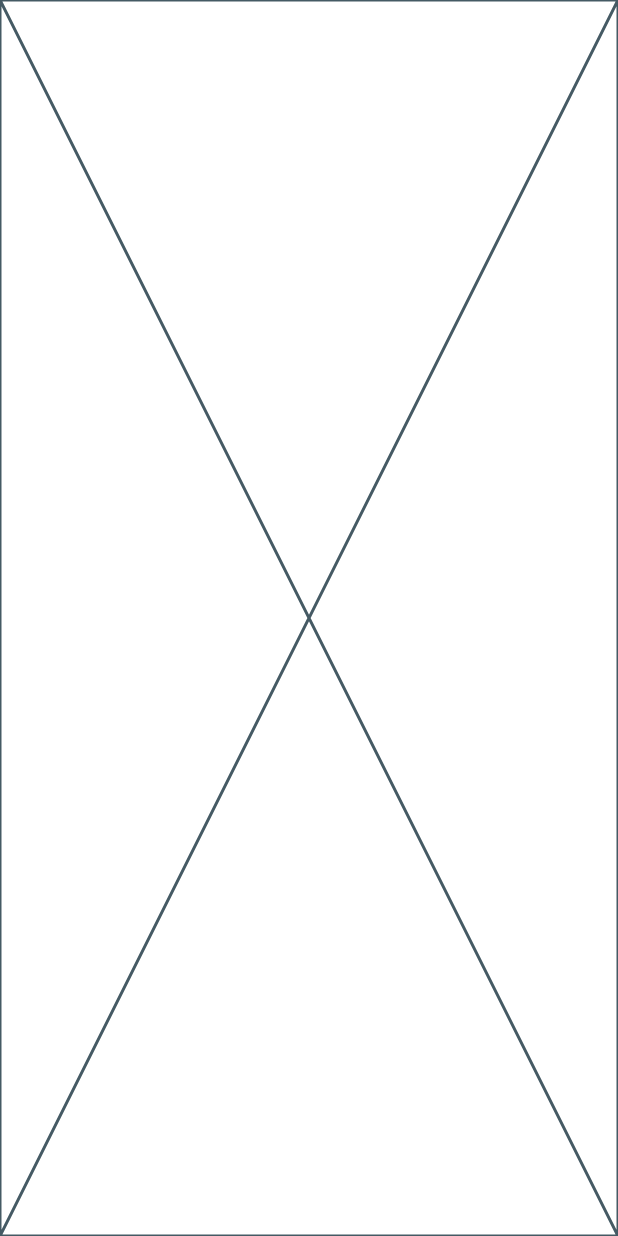
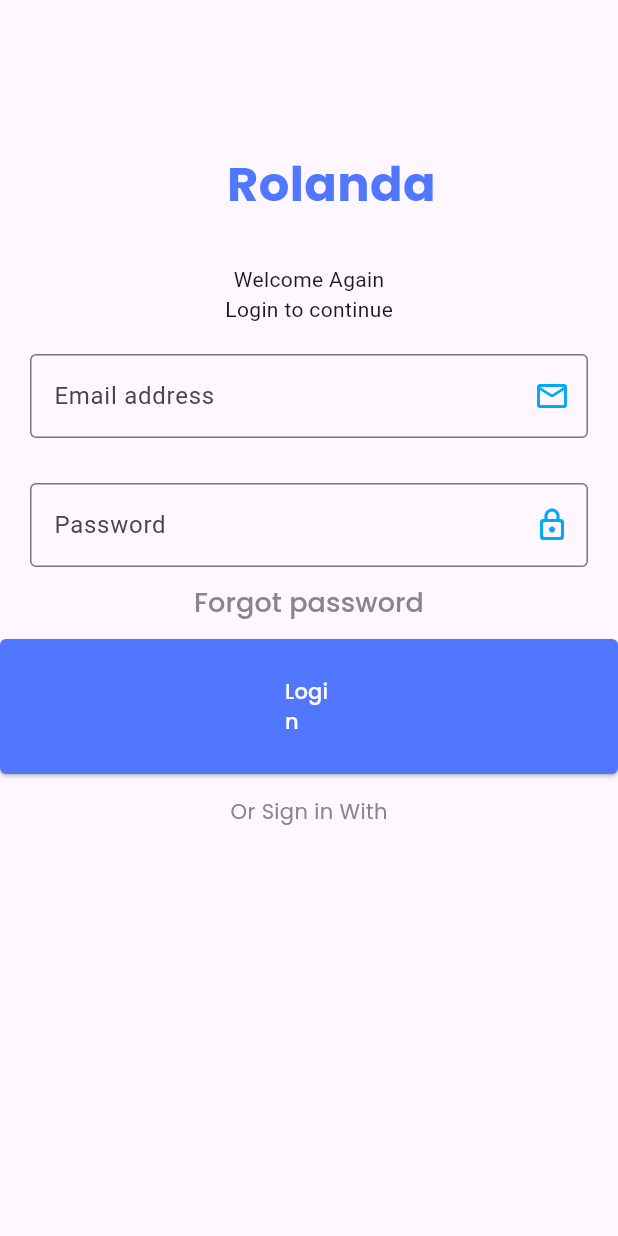
Before and after one commit to MfgIsiaka/aldora, a Flutter app: the screen it shows after launch, on a phone screen of 412 x 824 dp. Run offline on Flutter 3.47's test engine with Material 3 defaults, Android fonts, the phone set to English and light mode, and no system bars; our stand-ins replace google_fonts.

Commit message:
Rolanda V0.0.1 Project Structure: login page

```diff
--- a/lib/main.dart
+++ b/lib/main.dart
@@ -1,7 +1,8 @@
 import 'package:flutter/material.dart';
+import 'package:rolanda/src/views/auth/login.dart';
 
 void main() {
-  runApp(const Rolanda());
+  runApp(const MaterialApp(debugShowCheckedModeBanner: false, home: Rolanda()));
 }
 
 class Rolanda extends StatelessWidget {
@@ -9,6 +10,8 @@ class Rolanda extends StatelessWidget {
 
   @override
   Widget build(BuildContext context) {
-    return const Placeholder();
+    return const Scaffold(
+      body: Login(),
+    );
   }
 }
--- a/lib/src/constants/colors.dart
+++ b/lib/src/constants/colors.dart
@@ -4,4 +4,4 @@ const Color primaryBlue = Color(0xFF5177FF);
 const Color darkBlue = Color(0xFF001D48);
 const Color lightGray = Color(0xFFC8C8C8);
 const Color mediumGray = Color(0xFF878787);
-const Color black = Color(0xFF000000);
+const Color blackColor = Color(0xFF000000);
--- /dev/null
+++ b/lib/src/views/auth/login.dart
@@ -0,0 +1,102 @@
+import 'package:flutter/material.dart';
+import 'package:google_fonts/google_fonts.dart';
+import 'package:rolanda/src/constants/colors.dart';
+
+class Login extends StatelessWidget {
+  const Login({super.key});
+
+  @override
+  Widget build(BuildContext context) {
+    TextEditingController emailController = TextEditingController();
+    TextEditingController passwordController = TextEditingController();
+    return SafeArea(
+      child: Column(
+        children: [
+          Container(
+            margin: const EdgeInsets.only(top: 100, left: 30),
+            child: Text("Rolanda",
+                textAlign: TextAlign.center,
+                style: GoogleFonts.poppins(
+                    color: primaryBlue,
+                    fontSize: 32,
+                    fontWeight: FontWeight.bold)),
+          ),
+          const SizedBox(
+            height: 30,
+          ),
+          const Text("Welcome Again"),
+          const Text("Login to continue"),
+          const SizedBox(
+            height: 20,
+          ),
+          Container(
+            padding: const EdgeInsets.symmetric(horizontal: 20),
+            child: TextField(
+              controller: emailController,
+              keyboardType: TextInputType.emailAddress,
+              decoration: InputDecoration(
+                  hintText: "Email address",
+                  suffixIcon: const Icon(
+                    Icons.email_outlined,
+                    color: Colors.lightBlue,
+                  ),
+                  border: OutlineInputBorder(
+                      borderRadius: BorderRadius.circular(4))),
+            ),
+          ),
+          const SizedBox(
+            height: 30,
+          ),
+          Container(
+            padding: const EdgeInsets.symmetric(horizontal: 20),
+            child: TextField(
+              controller: passwordController,
+              obscureText: true,
+              keyboardType: TextInputType.text,
+              decoration: InputDecoration(
+                  hintText: "Password",
+                  suffixIcon: const Icon(
+                    Icons.lock_outline_rounded,
+                    color: Colors.lightBlue,
+                  ),
+                  border: OutlineInputBorder(
+                      borderRadius: BorderRadius.circular(4))),
+            ),
+          ),
+          TextButton(
+              onPressed: () {},
+              child: Text(
+                "Forgot password",
+                textAlign: TextAlign.end,
+                style: GoogleFonts.poppins(
+                  color: mediumGray,
+                  fontSize: 18,
+                ),
+              )),
+          ElevatedButton(
+              style: ButtonStyle(
+                  padding: WidgetStatePropertyAll(
+                      EdgeInsets.symmetric(vertical: 25, horizontal: 190)),
+                  shape: WidgetStatePropertyAll(RoundedRectangleBorder(
+                      borderRadius: BorderRadius.circular(4))),
+                  foregroundColor: const WidgetStatePropertyAll(Colors.white),
+                  backgroundColor: const WidgetStatePropertyAll(primaryBlue)),
+              onPressed: () {},
+              child: Text(
+                "Login",
+                style: GoogleFonts.poppins(),
+              )),
+          SizedBox(
+            height: 15,
+          ),
+          Text(
+            "Or Sign in With",
+            style: GoogleFonts.poppins(
+              color: mediumGray,
+            ),
+          ),
+        ],
+      ),
+    );
+  }
+}
```
Also changed, not shown: pubspec.yaml (+4 -12 lines), pubspec.lock.
